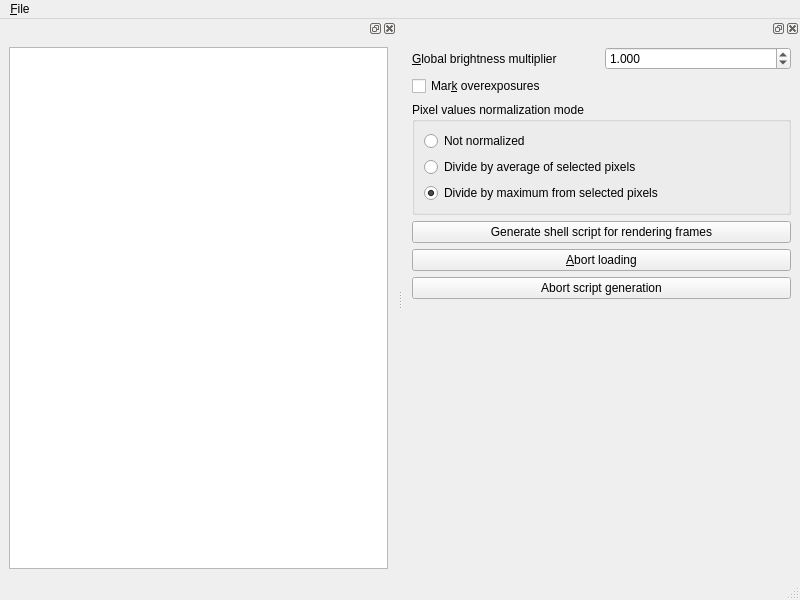
Qt form combine-exposures/MainWindow.ui (10110111/raw-utils) before a commit.
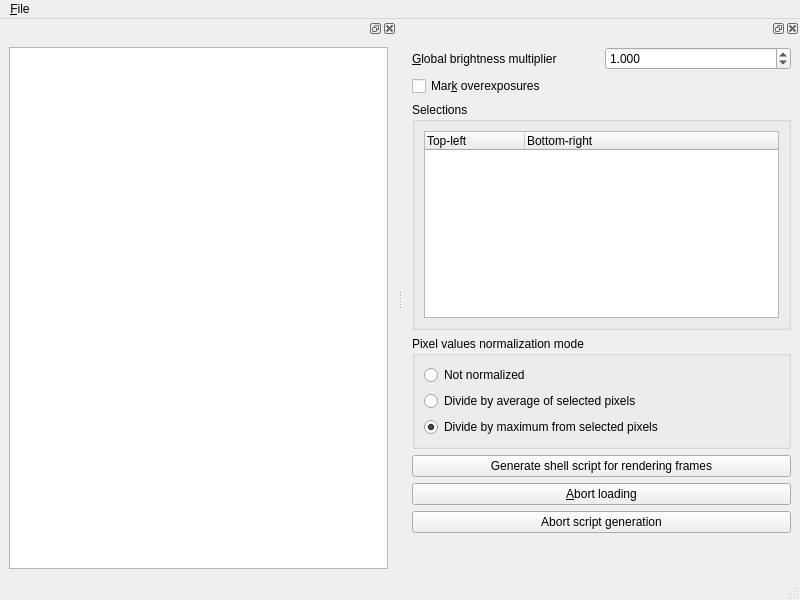
The same form after that commit.

Commit message: Show selections in a tree widget

The edit to the form file:
```diff
--- a/combine-exposures/MainWindow.ui
+++ b/combine-exposures/MainWindow.ui
@@ -50,7 +50,7 @@
    </attribute>
    <widget class="QWidget" name="settingsDockLayout">
     <layout class="QGridLayout" name="gridLayout">
-     <item row="2" column="0" colspan="2">
+     <item row="3" column="0" colspan="2">
       <widget class="QGroupBox" name="groupBox">
        <property name="title">
         <string>Pixel values normalization mode</string>
@@ -122,7 +122,28 @@
        </property>
       </widget>
      </item>
-     <item row="7" column="0">
+     <item row="5" column="0" colspan="2">
+      <widget class="QPushButton" name="abortLoadingBtn">
+       <property name="text">
+        <string>&amp;Abort loading</string>
+       </property>
+      </widget>
+     </item>
+     <item row="7" column="0" colspan="2">
+      <widget class="QPushButton" name="abortScriptGenerationBtn">
+       <property name="text">
+        <string>Abort script generation</string>
+       </property>
+      </widget>
+     </item>
+     <item row="4" column="0" colspan="2">
+      <widget class="QPushButton" name="generateRenderScriptBtn">
+       <property name="text">
+        <string>Generate shell script for rendering frames</string>
+       </property>
+      </widget>
+     </item>
+     <item row="8" column="0">
       <spacer name="verticalSpacer">
        <property name="orientation">
         <enum>Qt::Vertical</enum>
@@ -135,25 +156,27 @@
        </property>
       </spacer>
      </item>
-     <item row="4" column="0" colspan="2">
-      <widget class="QPushButton" name="abortLoadingBtn">
-       <property name="text">
-        <string>&amp;Abort loading</string>
+     <item row="2" column="0" colspan="2">
+      <widget class="QGroupBox" name="groupBox_2">
+       <property name="title">
+        <string>Selections</string>
        </property>
-      </widget>
-     </item>
-     <item row="6" column="0" colspan="2">
-      <widget class="QPushButton" name="abortScriptGenerationBtn">
-       <property name="text">
-        <string>Abort script generation</string>
-       </property>
-      </widget>
-     </item>
-     <item row="3" column="0" colspan="2">
-      <widget class="QPushButton" name="generateRenderScriptBtn">
-       <property name="text">
-        <string>Generate shell script for rendering frames</string>
-       </property>
+       <layout class="QVBoxLayout" name="verticalLayout_3">
+        <item>
+         <widget class="QTreeWidget" name="selectionsWidget">
+          <column>
+           <property name="text">
+            <string>Top-left</string>
+           </property>
+          </column>
+          <column>
+           <property name="text">
+            <string>Bottom-right</string>
+           </property>
+          </column>
+         </widget>
+        </item>
+       </layout>
       </widget>
      </item>
     </layout>
```
The commit also changes 4 other files.
